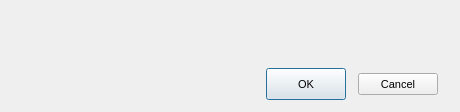
Before: the Qt Designer form Source/MEGASync/gui/BindFolderDialog.ui in meganz/MEGAsync, drawn with Qt 5.
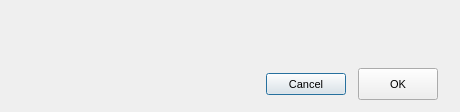
After: the same form once the commit is applied. Custom widgets are drawn as their Qt base class.

```diff
--- a/Source/MEGASync/gui/BindFolderDialog.ui
+++ b/Source/MEGASync/gui/BindFolderDialog.ui
@@ -94,25 +94,6 @@
         </property>
        </spacer>
       </item>
-      <item>
-       <widget class="QPushButton" name="bOK">
-        <property name="sizePolicy">
-         <sizepolicy hsizetype="Minimum" vsizetype="Preferred">
-          <horstretch>0</horstretch>
-          <verstretch>0</verstretch>
-         </sizepolicy>
-        </property>
-        <property name="minimumSize">
-         <size>
-          <width>0</width>
-          <height>32</height>
-         </size>
-        </property>
-        <property name="text">
-         <string>OK</string>
-        </property>
-       </widget>
-      </item>
       <item>
        <widget class="QPushButton" name="bCancel">
         <property name="sizePolicy">
@@ -124,7 +105,7 @@
         <property name="minimumSize">
          <size>
           <width>0</width>
-          <height>32</height>
+          <height>16</height>
          </size>
         </property>
         <property name="text">
@@ -132,6 +113,25 @@
         </property>
        </widget>
       </item>
+      <item>
+       <widget class="QPushButton" name="bOK">
+        <property name="sizePolicy">
+         <sizepolicy hsizetype="Minimum" vsizetype="Preferred">
+          <horstretch>0</horstretch>
+          <verstretch>0</verstretch>
+         </sizepolicy>
+        </property>
+        <property name="minimumSize">
+         <size>
+          <width>0</width>
+          <height>32</height>
+         </size>
+        </property>
+        <property name="text">
+         <string>OK</string>
+        </property>
+       </widget>
+      </item>
      </layout>
     </widget>
    </item>
```
